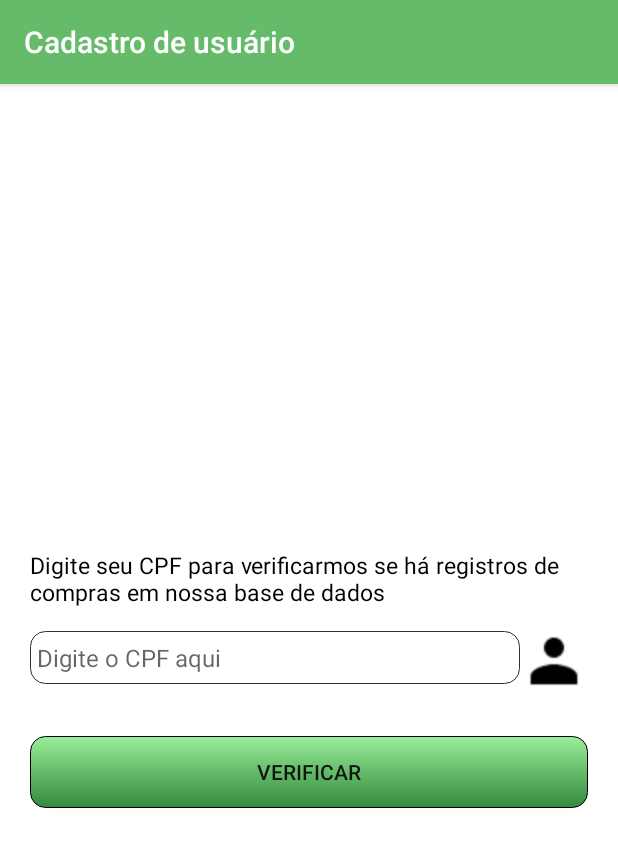
After one commit to wifoli/app_desconta, an Android app: the TelaVerificarCpf screen opened directly, with no data from a screen before it, on a phone screen of 412 x 824 dp. The commit adds this screen. Shown: the top 847 px of the screen. Run offline under Robolectric (Android 15) with nearby library versions, the phone set to English and light mode, and no system bars.

Commit message:
ADD - tela para verificar se o cliente ja realizou compras sem cadastro

```diff
--- a/app/src/main/java/com/app_desconta/Usuario.java
+++ b/app/src/main/java/com/app_desconta/Usuario.java
@@ -20,8 +20,8 @@ public class Usuario {
     }
 
 
-    public void getUsuario(){
-
+    public User getUsuario(){
+        return usuario;
     }
 
     public void teste(){
--- a/app/src/main/java/com/app_desconta/api/Api.java
+++ b/app/src/main/java/com/app_desconta/api/Api.java
@@ -14,7 +14,9 @@ public interface Api {
     @GET("compras")
     Call<List<PojoCompra>> getInfCompra();
 
-    @GET("get_usuario/{uid}")
+    @GET("get_usuarioComUid/{uid}")
     Call<User> getUsuario(@Path("uid") String uid);
 
+    @GET("get_usuarioComCpf/{cpf}")
+    Call<User> getUsuarioComCpf(@Path("cpf") String cpf);
 }
--- /dev/null
+++ b/app/src/main/res/layout/activity_tela_verificar_cpf.xml
@@ -0,0 +1,55 @@
+<?xml version="1.0" encoding="utf-8"?>
+<LinearLayout xmlns:android="http://schemas.android.com/apk/res/android"
+    xmlns:tools="http://schemas.android.com/tools"
+    android:layout_width="match_parent"
+    android:layout_height="match_parent"
+    android:background="#fff"
+    android:gravity="center"
+    android:orientation="vertical"
+    android:padding="20dp"
+    tools:context=".login.TelaVerificarCpf">
+
+    <TextView
+        android:id="@+id/tv_cadastrar_cpf"
+        android:layout_width="wrap_content"
+        android:layout_height="wrap_content"
+        android:layout_gravity="start"
+        android:layout_marginTop="25dp"
+        android:layout_marginBottom="15dp"
+        android:text="@string/digiteCPF"
+        android:textColor="@color/colorPrimaryText"
+        android:textSize="15sp" />
+
+    <LinearLayout
+        android:layout_width="match_parent"
+        android:layout_height="wrap_content"
+        android:background="#fff"
+        android:orientation="horizontal">
+
+        <EditText
+            android:id="@+id/et_verificar_cadastrar_cpf"
+            android:layout_width="0dp"
+            android:layout_height="wrap_content"
+            android:layout_weight="1"
+            android:background="@drawable/meu_edit_text"
+            android:hint="@string/digite_o_cpf_aqui"
+            android:inputType="number"
+            android:maxLength="14"
+            android:textSize="16sp" />
+
+        <ImageView
+            android:id="@+id/iv_verificar_cadastrar_validacaoCPF"
+            android:layout_width="45dp"
+            android:layout_height="40dp"
+            android:src="@drawable/pessoa" />
+    </LinearLayout>
+
+    <Button
+        android:id="@+id/bt_verificar_cadastrar_verificar"
+        android:layout_width="match_parent"
+        android:layout_height="wrap_content"
+        android:layout_marginTop="30dp"
+        android:background="@drawable/meu_botao"
+        android:text="@string/bt_verificar" />
+
+</LinearLayout>
--- a/app/src/main/res/layout/tela_cadastro_dados_pessoais.xml
+++ b/app/src/main/res/layout/tela_cadastro_dados_pessoais.xml
@@ -79,7 +79,7 @@
                 android:id="@+id/iv_cadastrar_validacaoCPF"
                 android:layout_width="45dp"
                 android:layout_height="40dp"
-                android:src="@drawable/pessoa" />
+                android:src="@drawable/correto" />
         </LinearLayout>
 
         <TextView
@@ -120,7 +120,7 @@
             android:layout_width="match_parent"
             android:layout_height="wrap_content"
             android:layout_marginTop="30dp"
-            android:background="@color/colorSecondaryLight"
+            android:background="@drawable/meu_botao"
             android:text="@string/bt_login_proximo" />
 
     </LinearLayout>
--- a/app/src/main/res/values/strings.xml
+++ b/app/src/main/res/values/strings.xml
@@ -97,6 +97,10 @@
     <string name="dataInvalido">Data Inválida</string>
     <string name="dataNascObrigatorio">O campo Data de nascimento é obrigatório</string>
     <string name="menorIdade">É necessário que tenha 18 anos</string>
+    <string name="digiteCPF">Digite seu CPF para verificarmos se há registros de compras em nossa base de dados</string>
+    <string name="digite_o_cpf_aqui">Digite o CPF aqui</string>
+    <string name="bt_verificar">Verificar</string>
+    <string name="CPF_nao_identificado">Não há registro deste CPF em nossa base de dados</string>
 
 
 </resources>
```
Also changed, not shown: app/src/main/AndroidManifest.xml (+4 -3 lines), app/src/main/java/com/app_desconta/login/TelaCadastroDadosPessoais.java (+24 -11 lines), app/src/main/java/com/app_desconta/login/TelaVerificarCpf.java (added, +223 -0 lines), app/src/main/java/com/app_desconta/login/Tela_login.java (+9 -13 lines).
